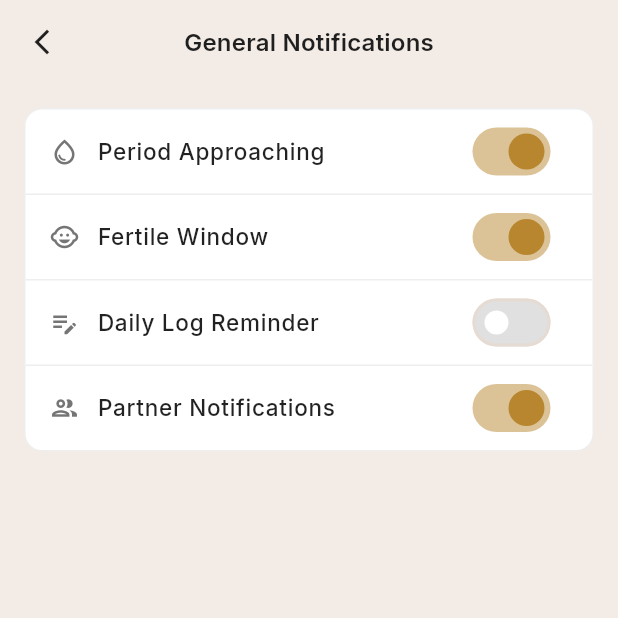
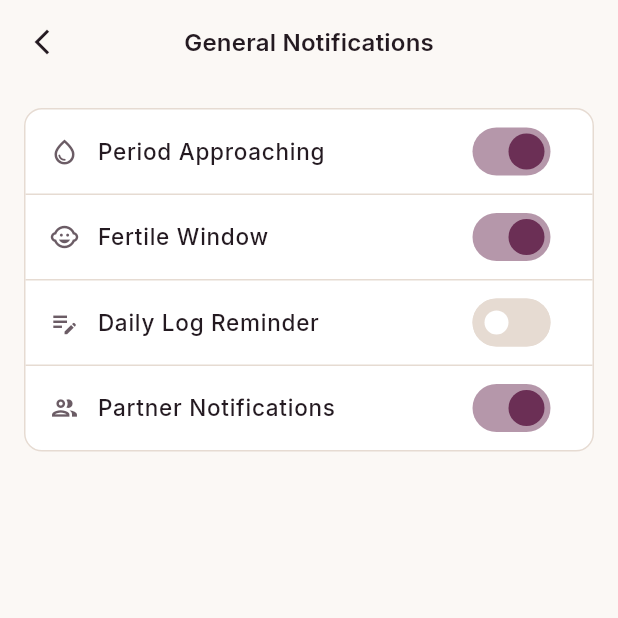
Before and after one commit to frclb/nilu, a Flutter app: the NotificationSettingsScreen screen opened by its route, on a phone screen of 412 x 824 dp, the top half of it. Run offline on Flutter 3.47's test engine with Material 3 defaults, Android fonts, the phone set to English and light mode, and no system bars; our stand-ins replace cloud_firestore, firebase_auth, firebase_core, firebase_messaging, flutter_local_notifications, flutter_secure_storage and 8 more; missing offline and left inert: health, home_widget, mobile_scanner, purchases_flutter; accounts and stored records are empty.

Commit message:
Hatırlatıcıları tahmin değiştikçe yeniden planla
Bildirim planı yalnızca ayar ekranından kuruluyordu. İki sonucu vardı ve
ikisi de sessizdi:

- Kullanıcı takvimde regl işaretleyince tahminler kayıyor ama planlanmış
  bildirimler eski tarihte kalıyordu; regl başladıktan sonra "regl yaklaşıyor"
  bildirimi geliyordu.
- Plan iOS'un 64 bildirim sınırı yüzünden en fazla üç döngü ileri gidiyor.
  O üç hatırlatıcı yandıktan sonra yenisi hiç planlanmıyordu — yani özellik
  yaklaşık üç ay sonra tamamen susuyordu ve kullanıcı ayar ekranına
  dönmedikçe bir daha çalışmıyordu.

`ReminderSync` uygulama açılışında ve her yeniden hesapta planı tazeliyor.
Her seferinde bekleyen bildirimleri silip yeniden yazmamak için
`ReminderPlanner.signature` eklendi: plan girdileri değişmediyse dokunulmuyor.
İmza yalnızca tarihe bakıyor, günün saatine değil.

Bunu doğrularken daha ciddi ikinci bir kusur çıktı: regl ve doğurganlık
hatırlatıcıları varsayılan olarak **açık** ama bildirim izni yalnızca ayar
ekranındaki bir anahtara dokunulduğunda isteniyordu. O ekrana hiç girmeyen
kullanıcı anahtarları "açık" görüyor, tek bir bildirim bile almıyordu. İzin
artık kurulum bitip planlanacak bir şey oluştuğunda isteniyor — onboarding'in
ortasında değil.

Bildirim ayarları ekranı da temayı takip etmiyordu: zemin, kartlar ve
anahtarlar sabit renklerdi, anahtarlar palette olmayan bir altın rengindeydi.

Simülatörde doğrulandı: kurulum sonrası izin istemi çıkıyor, izin verilince
6 bildirim yazılıyor (3 regl + 3 doğurganlık); döngü uzunluğu değişince plan
silinip yeniden yazılıyor; tahmini değiştirmeyen bir kayıtta dokunulmuyor.

Co-Authored-By: Claude Opus 5 <noreply@anthropic.com>

```diff
--- a/lib/presentation/profile/notification_settings_screen.dart
+++ b/lib/presentation/profile/notification_settings_screen.dart
@@ -7,7 +7,7 @@ import '../../domain/models/notification_settings.dart';
 import '../../domain/services/reminder_planner.dart';
 import '../../localization/app_localizations.dart';
 import '../calendar/view_models/calendar_view_model.dart';
-import '../../design_system/app_colors.dart';
+import '../../design_system/app_tokens.dart';
 
 class NotificationSettingsScreen extends StatefulWidget {
   const NotificationSettingsScreen({super.key});
@@ -85,29 +85,24 @@ class _NotificationSettingsScreenState
   @override
   Widget build(BuildContext context) {
     final theme = Theme.of(context);
-    final isDark = theme.brightness == Brightness.dark;
 
     return Scaffold(
-      backgroundColor: isDark
-          ? AppColors.backgroundNavyDark
-          : AppColors.backgroundLightAlt,
+      backgroundColor: context.tokens.background,
       appBar: AppBar(
         title: Text(
           context.tr('notif_general_title'),
           style: theme.textTheme.titleMedium?.copyWith(
-            color: isDark ? Colors.white : Colors.black87,
+            color: context.tokens.text,
             fontWeight: FontWeight.w600,
           ),
         ),
-        backgroundColor: isDark
-            ? AppColors.backgroundNavyDark
-            : AppColors.backgroundLightAlt,
+        backgroundColor: context.tokens.background,
         elevation: 0,
         centerTitle: true,
         leading: IconButton(
           icon: Icon(
             Icons.arrow_back_ios_new,
-            color: isDark ? Colors.white : Colors.black87,
+            color: context.tokens.text,
             size: 20,
           ),
           onPressed: () => context.pop(),
@@ -120,13 +115,9 @@ class _NotificationSettingsScreenState
               children: [
                 Container(
                   decoration: BoxDecoration(
-                    color: isDark ? AppColors.surfaceNavyDark : Colors.white,
+                    color: context.tokens.surface,
                     borderRadius: BorderRadius.circular(12),
-                    border: Border.all(
-                      color: isDark
-                          ? Colors.blueGrey[800]!.withAlpha(127)
-                          : Colors.grey[200]!,
-                    ),
+                    border: Border.all(color: context.tokens.border),
                   ),
                   child: Column(
                     children: [
@@ -135,7 +126,6 @@ class _NotificationSettingsScreenState
                         _settings.periodReminders,
                         (val) =>
                             _update(_settings.copyWith(periodReminders: val)),
-                        isDark,
                         Icons.water_drop_outlined,
                         true,
                       ),
@@ -144,7 +134,6 @@ class _NotificationSettingsScreenState
                         _settings.fertileWindow,
                         (val) =>
                             _update(_settings.copyWith(fertileWindow: val)),
-                        isDark,
                         Icons.child_care,
                         true,
                       ),
@@ -152,7 +141,6 @@ class _NotificationSettingsScreenState
                         context.tr('notif_daily_logs'),
                         _settings.dailyLogs,
                         (val) => _update(_settings.copyWith(dailyLogs: val)),
-                        isDark,
                         Icons.edit_note,
                         true,
                       ),
@@ -161,7 +149,6 @@ class _NotificationSettingsScreenState
                         _settings.partnerUpdates,
                         (val) =>
                             _update(_settings.copyWith(partnerUpdates: val)),
-                        isDark,
                         Icons.group_outlined,
                         false,
                       ),
@@ -177,30 +164,19 @@ class _NotificationSettingsScreenState
     String title,
     bool value,
     ValueChanged<bool> onChanged,
-    bool isDark,
     IconData icon,
     bool hasBorder,
   ) {
     return Container(
       decoration: BoxDecoration(
         border: hasBorder
-            ? Border(
-                bottom: BorderSide(
-                  color: isDark
-                      ? Colors.blueGrey[800]!.withAlpha(127)
-                      : Colors.grey[200]!,
-                ),
-              )
+            ? Border(bottom: BorderSide(color: context.tokens.border))
             : null,
       ),
       child: SwitchListTile(
         title: Row(
           children: [
-            Icon(
-              icon,
-              size: 20,
-              color: isDark ? Colors.grey[400] : Colors.grey[600],
-            ),
+            Icon(icon, size: 20, color: context.tokens.textMuted),
             const SizedBox(width: 12),
             Expanded(
               child: Text(
@@ -208,7 +184,7 @@ class _NotificationSettingsScreenState
                 style: TextStyle(
                   fontSize: 15,
                   fontWeight: FontWeight.w500,
-                  color: isDark ? Colors.white : Colors.black87,
+                  color: context.tokens.text,
                 ),
               ),
             ),
@@ -216,10 +192,10 @@ class _NotificationSettingsScreenState
         ),
         value: value,
         onChanged: onChanged,
-        activeThumbColor: AppColors.accentAmber,
-        activeTrackColor: AppColors.accentAmber.withAlpha(127),
-        inactiveThumbColor: Colors.white,
-        inactiveTrackColor: isDark ? Colors.blueGrey[700] : Colors.grey[300],
+        activeThumbColor: Theme.of(context).colorScheme.primary,
+        activeTrackColor: Theme.of(context).colorScheme.primary.withAlpha(127),
+        inactiveThumbColor: context.tokens.surface,
+        inactiveTrackColor: context.tokens.border,
       ),
     );
   }
--- /dev/null
+++ b/lib/presentation/reminders/reminder_sync.dart
@@ -0,0 +1,113 @@
+import 'package:flutter/material.dart';
+import 'package:provider/provider.dart';
+
+import '../../data/local/reminder_scheduler.dart';
+import '../../data/repositories/notification_settings_repository.dart';
+import '../../domain/services/reminder_planner.dart';
+import '../../localization/app_localizations.dart';
+import '../../domain/view_models/user_view_model.dart';
+import '../calendar/view_models/calendar_view_model.dart';
+
+/// Döngü tahminleri değiştikçe hatırlatıcı planını tazeler.
+///
+/// Plan eskiden **yalnızca** bildirim ayarları ekranından kuruluyordu. İki
+/// sonucu vardı:
+///
+/// - Kullanıcı takvimde regl işaretleyince tahminler kayıyor ama planlanmış
+///   bildirimler eski tarihte kalıyordu; regl başladıktan sonra "regl
+///   yaklaşıyor" bildirimi geliyordu.
+/// - Plan en fazla üç döngü ileri gittiği için yaklaşık üç ay sonra
+///   hatırlatıcılar tamamen susuyordu. Kullanıcı ayar ekranına dönmedikçe bir
+///   daha hiç bildirim almıyordu.
+///
+/// Uygulama açılışında ve her yeniden hesapta çalışır. Bildirim metinleri
+/// cihazda üretildiği için çeviri burada, `MaterialApp` altında çözülüyor.
+class ReminderSync extends StatefulWidget {
+  const ReminderSync({super.key, required this.child});
+
+  final Widget child;
+
+  @override
+  State<ReminderSync> createState() => _ReminderSyncState();
+}
+
+class _ReminderSyncState extends State<ReminderSync> {
+  final NotificationSettingsRepository _repository =
+      NotificationSettingsRepository();
+  final ReminderScheduler _scheduler = ReminderScheduler();
+
+  /// En son uygulanan planın imzası. Aynı imzayla yeniden yazmıyoruz.
+  String? _applied;
+
+  /// Aynı anda birden fazla planlama çalışmasın.
+  bool _running = false;
+
+  Future<void> _sync(CalendarViewModel viewModel) async {
+    if (_running) return;
+    _running = true;
+
+    try {
+      final settings = await _repository.getGeneralSettings();
+      if (!mounted) return;
+
+      final signature = ReminderPlanner.signature(
+        cycleInfo: viewModel.cycleInfo,
+        settings: settings,
+      );
+      if (signature == _applied) return;
+
+      final wantsReminders =
+          settings.periodReminders ||
+          settings.fertileWindow ||
+          settings.dailyLogs;
+      if (!wantsReminders) {
+        _applied = signature;
+        return;
+      }
+
+      final plan = ReminderPlanner.plan(
+        cycleInfo: viewModel.cycleInfo,
+        settings: settings,
+        now: DateTime.now(),
+      );
+      if (plan.isEmpty) return;
+
+      // İzin buradan isteniyor çünkü regl ve doğurganlık hatırlatıcıları
+      // varsayılan olarak açık: ayar ekranına hiç girmeyen kullanıcı
+      // anahtarları "açık" görüyor ama kendisinden izin hiç istenmediği için
+      // tek bir bildirim bile almıyordu.
+      //
+      // Plan boşken sormuyoruz — hatırlatacak bir şey yokken izin istemek
+      // kullanıcıya anlamsız gelir. İlk kurulum tamamlanıp tahminler
+      // oluştuğunda soruluyor. iOS sistem istemini yalnızca bir kez gösterir.
+      final granted = await _scheduler.requestPermission();
+      if (!granted || !mounted) return;
+
+      await _scheduler.apply(plan, localize: context.tr);
+      _applied = signature;
+    } finally {
+      _running = false;
+    }
+  }
+
+  @override
+  Widget build(BuildContext context) {
+    final viewModel = context.watch<CalendarViewModel>();
+
+    // Kurulum bitmeden dokunmuyoruz. Onboarding'in ortasında bildirim izni
+    // istemek hem erken hem kaba: kullanıcı henüz uygulamanın ne yaptığını
+    // görmedi.
+    final onboarded = context.select<UserViewModel, bool>(
+      (vm) => vm.onboardingComplete,
+    );
+
+    // Yükleme sürerken tahminler henüz boş; o hâli planlamak anlamsız.
+    if (onboarded && !viewModel.isLoading) {
+      WidgetsBinding.instance.addPostFrameCallback((_) {
+        if (mounted) _sync(viewModel);
+      });
+    }
+
+    return widget.child;
+  }
+}
```
Also changed, not shown: lib/domain/services/reminder_planner.dart (+24 -0 lines), lib/main.dart (+6 -2 lines), 1 other file.
